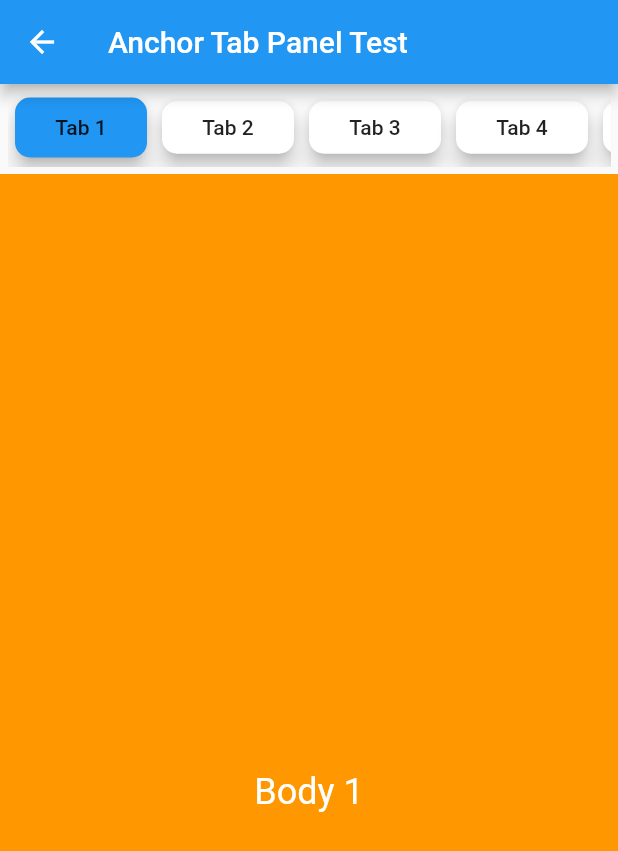
After one commit to ivofernandes/anchor_tabs, a Flutter app: the screen it shows after launch, after a tap on the "build" icon, on a phone screen of 412 x 824 dp. The commit adds this screen. Shown: the top 851 px of the screen. Run offline on Flutter 3.47's test engine with Material 2 defaults, Android fonts, the phone set to English and light mode, and no system bars; our stand-ins replace visibility_detector.

Commit message:
Added anchor tabs panel builder

```diff
--- a/example/lib/main.dart
+++ b/example/lib/main.dart
@@ -16,6 +16,14 @@ class MyApp extends StatelessWidget {
       home: Builder(
         builder: (context) => Scaffold(
           appBar: AppBar(
+            leading: IconButton(
+              icon: const Icon(Icons.build),
+              onPressed: () => Navigator.of(context).push<dynamic>(
+                MaterialPageRoute<dynamic>(
+                  builder: (context) => TestAnchorTabPanelBuilder(),
+                ),
+              ),
+            ),
             title: const Text('Anchor tabs example'),
             actions: [
               IconButton(
@@ -160,3 +168,40 @@ class MultiScrollExample extends StatelessWidget {
     );
   }
 }
+
+class TestAnchorTabPanelBuilder extends StatelessWidget {
+  @override
+  Widget build(BuildContext context) => Scaffold(
+        appBar: AppBar(
+          title: const Text('Anchor Tab Panel Test'),
+        ),
+        body: AnchorTabPanelBuilder(
+          tabBuilder: (BuildContext context, int index) {
+            debugPrint('Tab builder called for index: $index');
+            return Text('Tab ${index + 1}');
+          },
+          bodyBuilder: (BuildContext context, int index) {
+            debugPrint('Body builder called for index: $index');
+            return Container(
+              height: MediaQuery.of(context).size.height,
+              width: MediaQuery.of(context).size.width,
+              color: index % 2 == 0 ? Colors.orange : Colors.green,
+              child: Center(
+                child: Text(
+                  'Body ${index + 1}',
+                  style: const TextStyle(
+                    fontSize: 24,
+                    color: Colors.white,
+                  ),
+                ),
+              ),
+            );
+          },
+          itemCount: 100,
+          animationDuration: const Duration(milliseconds: 1000),
+          animationCurve: Curves.ease,
+          tabHeight: 35,
+          selectedTabHeight: 40,
+        ),
+      );
+}
--- a/lib/anchor_tabs.dart
+++ b/lib/anchor_tabs.dart
@@ -1,3 +1,4 @@
 library anchor_tabs;
 
 export './src/anchor_tab_panel.dart';
+export './src/anchor_tab_panel_builder.dart';
--- /dev/null
+++ b/lib/src/anchor_tab_panel_builder.dart
@@ -0,0 +1,227 @@
+import 'package:flutter/material.dart';
+import 'package:visibility_detector/visibility_detector.dart';
+
+typedef TabBuilder = Widget Function(BuildContext context, int index);
+typedef BodyBuilder = Widget Function(BuildContext context, int index);
+
+/// Widget to manage multiple tabs that scroll
+class AnchorTabPanelBuilder extends StatefulWidget {
+  /// Number of tabs
+  final int itemCount;
+
+  /// Tab builder function
+  final TabBuilder tabBuilder;
+
+  /// Body builder function
+  final BodyBuilder bodyBuilder;
+
+  /// Duration of the animation that selects the tab
+  final Duration animationDuration;
+
+  /// Curve of the animation that selects the tab
+  final Curve animationCurve;
+
+  /// Controller for the body scroll
+  final ScrollController? scrollController;
+
+  /// Height of the tab bar buttons
+  final double tabHeight;
+
+  /// Height for the selected tab button
+  final double selectedTabHeight;
+
+  /// Flag that you can put to false to avoid build each time the selected tab changes
+  final bool rebuildBody;
+
+  /// Cache extent to control how many widgets to build off-screen
+  final double cacheExtent;
+
+  const AnchorTabPanelBuilder({
+    required this.itemCount,
+    required this.tabBuilder,
+    required this.bodyBuilder,
+    this.animationDuration = const Duration(milliseconds: 1000),
+    this.animationCurve = Curves.ease,
+    this.scrollController,
+    this.rebuildBody = true,
+    this.tabHeight = 35,
+    this.selectedTabHeight = 40,
+    this.cacheExtent = 50.0,
+    super.key,
+  });
+
+  @override
+  _AnchorTabPanelBuilderState createState() => _AnchorTabPanelBuilderState();
+}
+
+class _AnchorTabPanelBuilderState extends State<AnchorTabPanelBuilder> {
+  // Keys of the tab items
+  late List<GlobalKey?> keysTabs;
+
+  // Keys of the body items
+  late List<GlobalKey?> keysBody;
+
+  // Body widgets
+  Widget? bodyWidget;
+
+  // Identify how much percentage of each body widget is visible
+  List<double>? visibility;
+
+  // Selected tab
+  int selectedTab = 0;
+
+  DateTime ensureVisibleTime = DateTime.now();
+
+  @override
+  Widget build(BuildContext context) {
+    keysTabs = List.generate(
+        widget.itemCount, (index) => GlobalKey(debugLabel: 'tab $index'));
+
+    final double screenWidth = MediaQuery.of(context).size.width;
+
+    final Widget tabsWidget = createTabsWidget();
+
+    final bool visibilityNotInitialized =
+        visibility == null || visibility!.length != widget.itemCount;
+    final bool rebuildBodyRequested = widget.rebuildBody;
+
+    if (visibilityNotInitialized || rebuildBodyRequested) {
+      visibility = List.generate(widget.itemCount, (index) => 0);
+      keysBody = List.generate(
+          widget.itemCount, (index) => GlobalKey(debugLabel: 'block$index'));
+
+      bodyWidget = Expanded(
+        child: ListView.builder(
+          itemCount: widget.itemCount,
+          itemBuilder: (BuildContext context, int index) {
+            final Widget body = widget.bodyBuilder(context, index);
+            return generateBlock(index, screenWidth, body);
+          },
+          controller: widget.scrollController ?? ScrollController(),
+          cacheExtent: widget.cacheExtent,
+        ),
+      );
+    }
+
+    final Column result = Column(
+      children: [
+        tabsWidget,
+        bodyWidget!,
+      ],
+    );
+
+    return result;
+  }
+
+  Widget createTabsWidget() {
+    // Create the tabs widget
+    final List<Widget> tabsItems = [];
+
+    for (int i = 0; i < widget.itemCount; i++) {
+      final GlobalKey tabKey = keysTabs[i]!;
+
+      tabsItems.add(
+        Container(
+          margin: const EdgeInsets.symmetric(horizontal: 5),
+          child: Column(
+            children: [
+              MaterialButton(
+                elevation: 5,
+                shape: RoundedRectangleBorder(
+                  borderRadius: BorderRadius.circular(10),
+                ),
+                key: tabKey,
+                height: selectedTab == i
+                    ? widget.selectedTabHeight
+                    : widget.tabHeight,
+                color: selectedTab == i
+                    ? Theme.of(context).colorScheme.secondary
+                    : Theme.of(context).cardColor,
+                child: widget.tabBuilder(context, i),
+                onPressed: () {
+                  scrollToWidgetWithKey(keysBody[i]!);
+                  if (mounted) {
+                    setState(() {
+                      selectedTab = i;
+                    });
+                  }
+                },
+              ),
+            ],
+          ),
+        ),
+      );
+    }
+
+    final Widget tabsWidget = Container(
+      margin: const EdgeInsets.all(5),
+      height: widget.selectedTabHeight + 10,
+      child: ListView(
+        scrollDirection: Axis.horizontal,
+        children: tabsItems,
+      ),
+    );
+
+    return tabsWidget;
+  }
+
+  /// Generate block for the index
+  Widget generateBlock(int index, double screenWidth, Widget targetWidget) {
+    final GlobalKey key = GlobalKey(debugLabel: 'block$index');
+    keysBody[index] = key;
+
+    return VisibilityDetector(
+        key: key,
+        onVisibilityChanged: (visibilityInfo) {
+          final visiblePercentage = visibilityInfo.visibleFraction * 100;
+          visibility![index] = visiblePercentage;
+          final int currentIndex = lastVisibleIndex(visibility!);
+
+          final bool validIndex = currentIndex >= 0;
+          final bool changedTab = selectedTab != currentIndex;
+          final bool isVisible = visiblePercentage > 0;
+          if (validIndex && changedTab && isVisible) {
+            if (mounted) {
+              if (DateTime.now()
+                  .isBefore(ensureVisibleTime.add(widget.animationDuration))) {
+                return;
+              }
+
+              setState(
+                () {
+                  selectedTab = currentIndex;
+                  scrollToWidgetWithKey(keysTabs[currentIndex]!);
+                },
+              );
+            }
+          }
+        },
+        child: targetWidget);
+  }
+
+  void scrollToWidgetWithKey(GlobalKey key) {
+    if (key.currentContext != null) {
+      ensureVisibleTime = DateTime.now();
+      Scrollable.ensureVisible(key.currentContext!,
+          duration: widget.animationDuration, curve: widget.animationCurve);
+    }
+  }
+
+  static int lastVisibleIndex(List<double> visibility) {
+    const int lastIndex = -1;
+
+    if (visibility[0] > 0) {
+      return 0;
+    } else if (visibility[visibility.length - 1] > 0) {
+      return visibility.length - 1;
+    }
+
+    for (int i = 1; i < visibility.length - 1; i++) {
+      if (visibility[i] > 0) {
+        return i;
+      }
+    }
+
+    return lastIndex;
+  }
+}
--- a/pubspec.yaml
+++ b/pubspec.yaml
@@ -1,6 +1,6 @@
 name: anchor_tabs
 description: Anchor tabs panel. To have buttons to scroll to a specific section of your column
-version: 0.0.6
+version: 0.0.7
 homepage: https://incaview.com
 repository: https://github.com/ivofernandes/anchor_tabs
 
```
Also changed, not shown: 2 other files.
